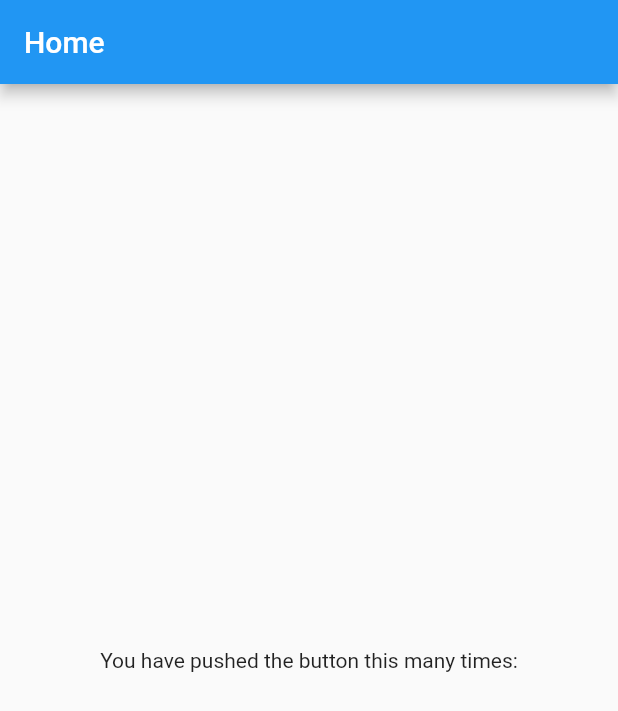
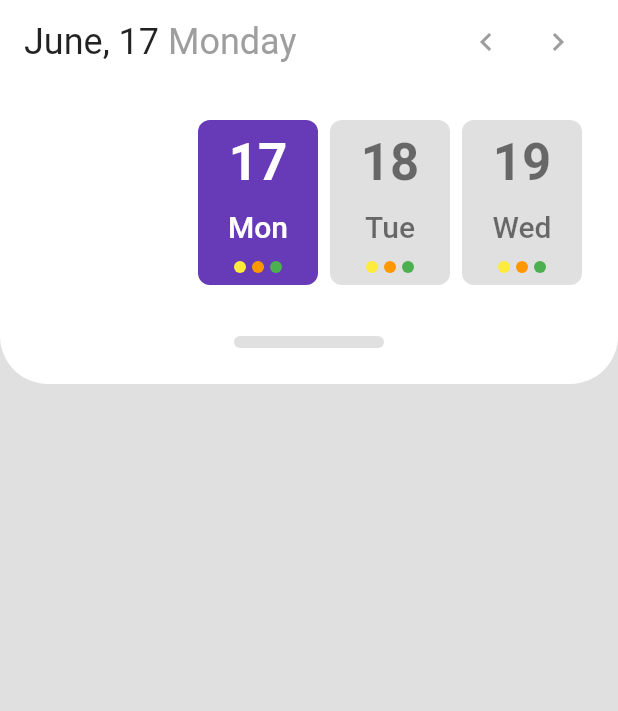
Before and after one commit to bakhtiararifinid/flutter-schedule-app, a Flutter app: the screen it shows after launch, on a phone screen of 412 x 824 dp. Shown: the top 711 px of the screen. Run offline on Flutter 3.47's test engine with Material 2 defaults, Android fonts, the phone set to English and light mode, and no system bars.

Commit message:
top body on home page

```diff
--- a/lib/app.dart
+++ b/lib/app.dart
@@ -8,7 +8,8 @@ class App extends StatelessWidget {
     return MaterialApp(
       title: 'Flutter Demo',
       theme: ThemeData(
-        primarySwatch: Colors.blue,
+        primaryColor: Colors.white,
+        scaffoldBackgroundColor: Colors.grey[300]
       ),
       home: HomePage(),
     );
--- a/lib/pages/home_page.dart
+++ b/lib/pages/home_page.dart
@@ -1,3 +1,4 @@
+import 'package:flutter/cupertino.dart';
 import 'package:flutter/material.dart';
 
 class HomePage extends StatelessWidget {
@@ -5,18 +6,163 @@ class HomePage extends StatelessWidget {
   Widget build(BuildContext context) {
     return Scaffold(
       appBar: AppBar(
-        title: Text('Home'),
+        elevation: 0,
+        title: AppBarTitle(),
       ),
-      body: Center(
-        child: Column(
-          mainAxisAlignment: MainAxisAlignment.center,
-          children: <Widget>[
-            Text(
-              'You have pushed the button this many times:',
+      body: Column(
+        children: <Widget>[
+          Container(
+            height: 200,
+            padding: EdgeInsets.all(24),
+            decoration: BoxDecoration(
+              color: Theme.of(context).primaryColor,
+              borderRadius: BorderRadius.vertical(
+                bottom: Radius.circular(32),
+              ),
             ),
-          ],
-        ),
+            child: Column(
+              mainAxisAlignment: MainAxisAlignment.spaceBetween,
+              children: <Widget>[
+                Row(
+                  mainAxisAlignment: MainAxisAlignment.end,
+                  children: <Widget>[
+                    DateBox(
+                      active: true,
+                      date: 17,
+                      day: 'Mon',
+                      dots: [Colors.yellow, Colors.orange, Colors.green],
+                    ),
+                    DateBox(
+                      date: 18,
+                      day: 'Tue',
+                      dots: [Colors.yellow, Colors.orange, Colors.green],
+                    ),
+                    DateBox(
+                      date: 19,
+                      day: 'Wed',
+                      dots: [Colors.yellow, Colors.orange, Colors.green],
+                    ),
+                  ],
+                ),
+                Container(
+                  height: 8,
+                  width: 100,
+                  decoration: BoxDecoration(
+                    color: Colors.grey[300],
+                    borderRadius: BorderRadius.circular(4)
+                  ),
+                )
+              ],
+            ),
+          )
+        ],
       ),
     );
   }
 }
+
+class AppBarTitle extends StatelessWidget {
+  @override
+  Widget build(BuildContext context) {
+    return Row(
+      mainAxisAlignment: MainAxisAlignment.spaceBetween,
+      children: <Widget>[
+        Row(
+          children: <Widget>[
+            Text(
+              'June, 17 ',
+              style: Theme.of(context).textTheme.headline,
+            ),
+            Text(
+              'Monday',
+              style: Theme.of(context).textTheme.headline.copyWith(
+                    color: Colors.grey,
+                  ),
+            ),
+          ],
+        ),
+        Row(
+          children: <Widget>[
+            IconButton(
+              icon: Icon(
+                Icons.navigate_before,
+                color: Colors.grey,
+              ),
+              onPressed: () {},
+            ),
+            IconButton(
+              icon: Icon(
+                Icons.navigate_next,
+                color: Colors.grey,
+              ),
+              onPressed: () {},
+            ),
+          ],
+        ),
+      ],
+    );
+  }
+}
+
+class DateBox extends StatelessWidget {
+  final int date;
+  final String day;
+  final bool active;
+  final List<Color> dots;
+
+  DateBox({
+    @required this.date,
+    @required this.day,
+    this.active = false,
+    this.dots = const <Color>[],
+  });
+
+  @override
+  Widget build(BuildContext context) {
+    Color backgroundColor = active ? Colors.deepPurple[500] : Colors.grey[300];
+    Color color = active ? Colors.white : Theme.of(context).textTheme.display1.color;
+
+    return Container(
+      width: 80,
+      height: 110,
+      padding: EdgeInsets.all(8),
+      margin: EdgeInsets.only(left: 8),
+      decoration: BoxDecoration(
+        color: backgroundColor,
+        borderRadius: BorderRadius.circular(8),
+      ),
+      child: Column(
+        mainAxisAlignment: MainAxisAlignment.spaceBetween,
+        children: <Widget>[
+          Text(
+            date.toString(),
+            style: Theme.of(context).textTheme.display1.copyWith(
+                  color: color,
+                  fontWeight: FontWeight.bold,
+                ),
+          ),
+          Text(
+            day,
+            style: Theme.of(context).textTheme.title.copyWith(
+                  color: color,
+                ),
+          ),
+          Row(
+            mainAxisAlignment: MainAxisAlignment.center,
+            children: dots.map((color) {
+              return Container(
+                height: 8,
+                width: 8,
+                margin: EdgeInsets.symmetric(horizontal: 2),
+                decoration: BoxDecoration(
+                  color: color,
+                  shape: BoxShape.circle,
+                ),
+              );
+            }).toList(),
+          ),
+        ],
+      ),
+    );
+  }
+}
```
